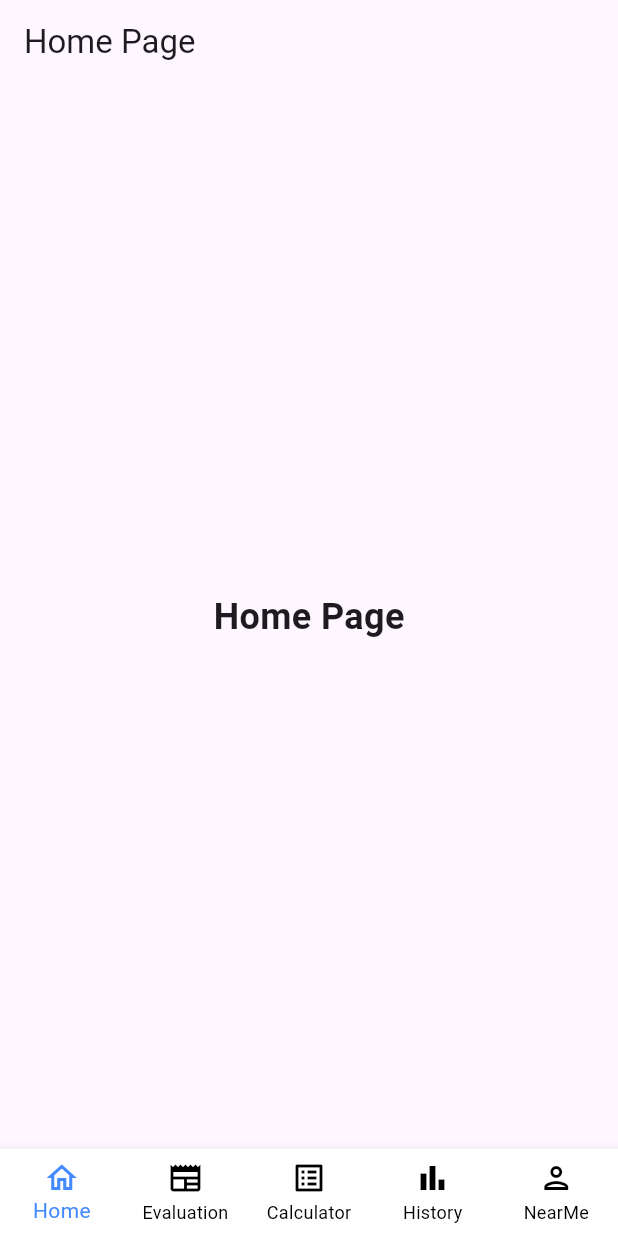
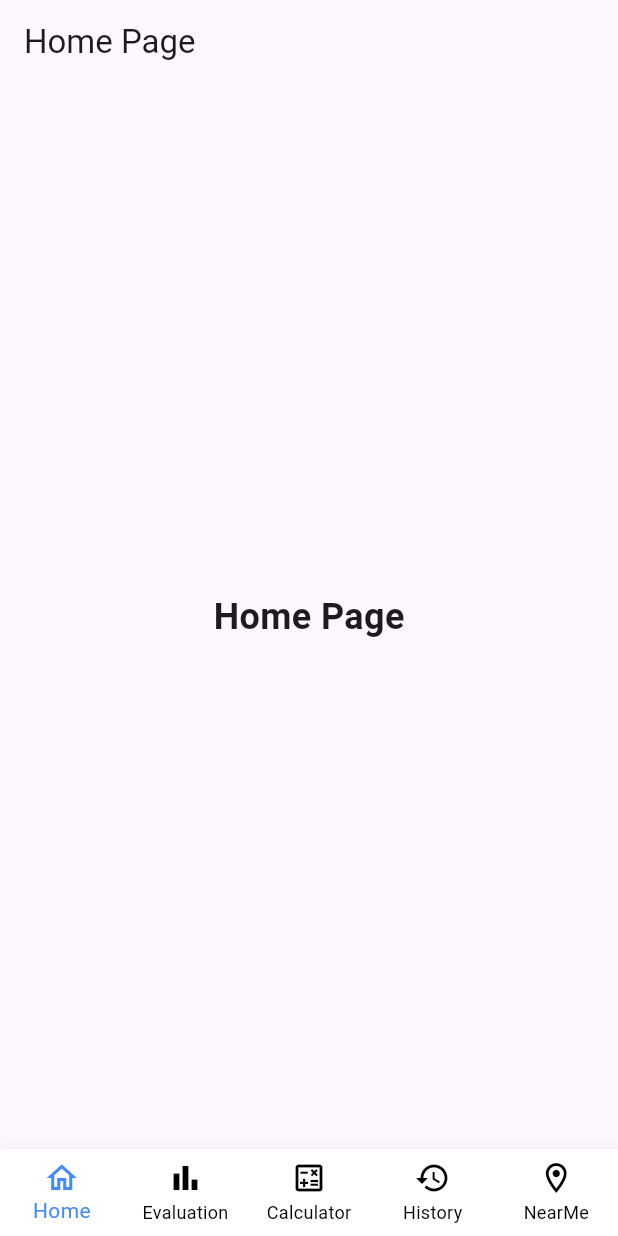
Before and after one commit to MatchaLatte479/MobileApplication-Project-22, a Flutter app: the screen it shows after launch, on a phone screen of 412 x 824 dp. Run offline on Flutter 3.47's test engine with Material 3 defaults, Android fonts, the phone set to English and light mode, and no system bars.

Commit message:
Update navbar.dart

```diff
--- a/lib/navbar/navbar.dart
+++ b/lib/navbar/navbar.dart
@@ -45,10 +45,10 @@ class _NavigationPageState extends State<NavigationPage> {
 
         items: const [
         BottomNavigationBarItem(icon: Icon(Icons.home_outlined),label: 'Home'),
-        BottomNavigationBarItem(icon: Icon(Icons.newspaper_outlined),label: 'Evaluation'),
-        BottomNavigationBarItem(icon: Icon(Icons.list_alt_outlined),label: 'Calculator'),
-        BottomNavigationBarItem(icon: Icon(Icons.bar_chart_outlined),label: 'History'),
-        BottomNavigationBarItem(icon: Icon(Icons.person_outlined),label: 'NearMe'),
+        BottomNavigationBarItem(icon: Icon(Icons.bar_chart_outlined),label: 'Evaluation'),
+        BottomNavigationBarItem(icon: Icon(Icons.calculate_outlined),label: 'Calculator'),
+        BottomNavigationBarItem(icon: Icon(Icons.history),label: 'History'),
+        BottomNavigationBarItem(icon: Icon(Icons.location_on_outlined),label: 'NearMe'),
       ],),
       body: page[myCurrentIndex]
     );
```
